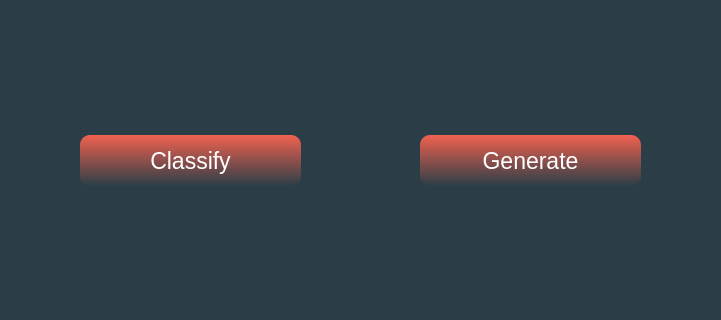
Above: HomeScreen/homeScreen.ui from Prollylater/image-classification-and-generation before the change; both pictures show x 199 to 920 and y 364 to 684 of the 1125 by 774 pixel window. Below: the same form after it.
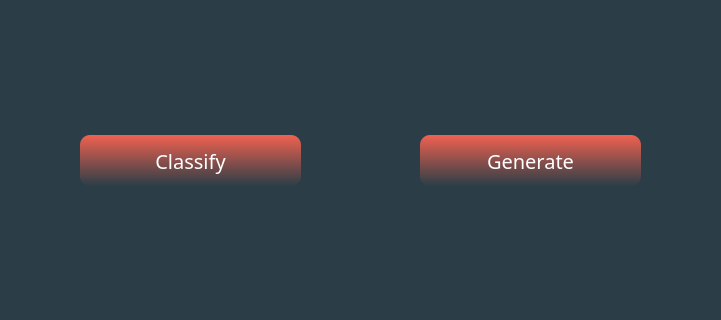
That is the form after the change. Icons and pictures are not drawn.

Commit message: Added the font dependency in home screen

Diff of the .ui file:
```diff
--- a/HomeScreen/homeScreen.ui
+++ b/HomeScreen/homeScreen.ui
@@ -41,7 +41,11 @@
        </property>
        <property name="font">
         <font>
-         <pointsize>17</pointsize>
+         <family>Futura Md BT</family>
+         <pointsize>15</pointsize>
+         <weight>50</weight>
+         <italic>false</italic>
+         <bold>false</bold>
         </font>
        </property>
        <property name="cursor">
@@ -52,6 +56,7 @@
 	background-color: qlineargradient(spread:pad, x1:0, y1:1, x2:0, y2:0, stop:0 #2b3e47, stop:1 #f16150);
 	color:#fff;
 	border-radius:10px;
+	font: 15pt &quot;Futura Md BT&quot;;
 }
 QPushButton:hover{
 	background-color: qlineargradient(spread:pad, x1:0, y1:1, x2:0, y2:0, stop:0 rgb(63, 102, 120), stop:1 #f16150);
@@ -193,7 +198,11 @@
        </property>
        <property name="font">
         <font>
-         <pointsize>17</pointsize>
+         <family>Futura Md BT</family>
+         <pointsize>15</pointsize>
+         <weight>50</weight>
+         <italic>false</italic>
+         <bold>false</bold>
         </font>
        </property>
        <property name="cursor">
```
Left out of the diff: 5 changed lines with no effect on the pictures. The commit also changes 3 other files.
